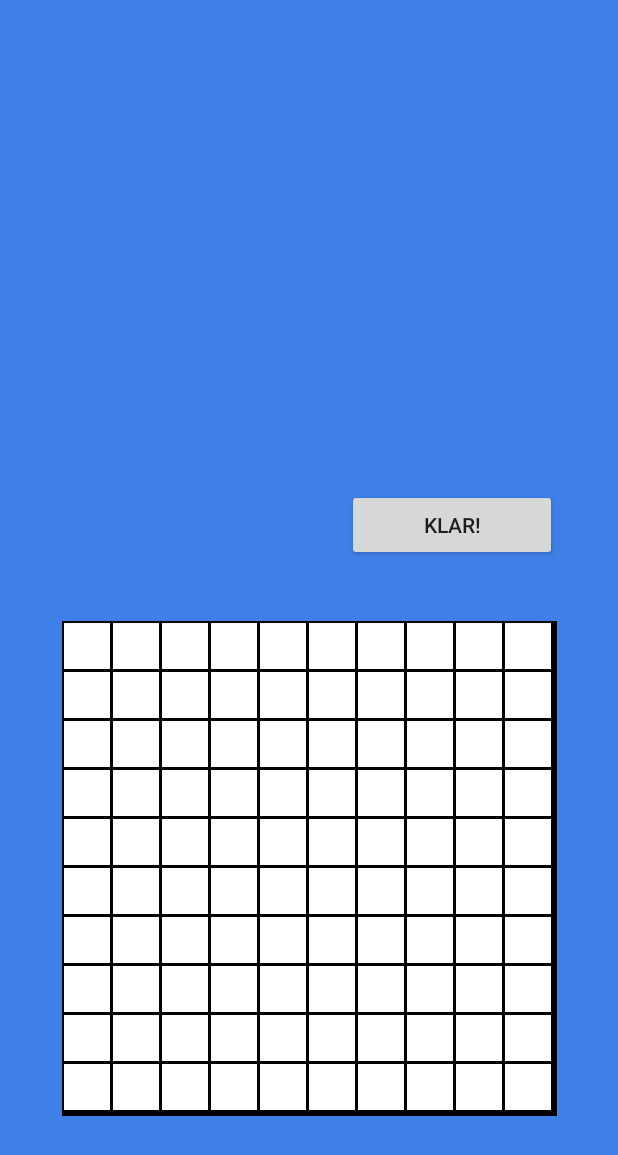
After one commit to FrederikFrost/SlagShots, an Android app: the PrepGameActivity screen opened directly, with no data from a screen before it, on a phone screen of 412 x 824 dp. The commit adds this screen. Shown: the top 1155 px of the screen. Run offline under Robolectric (Android 15) with nearby library versions, the phone set to English and light mode, and no system bars; 1 statement that could not run was skipped.

Commit message:
Påbegyndt prepGameActivity

```diff
--- a/app/src/main/AndroidManifest.xml
+++ b/app/src/main/AndroidManifest.xml
@@ -9,6 +9,10 @@
         android:roundIcon="@mipmap/ic_launcher"
         android:supportsRtl="true"
         android:theme="@style/AppTheme">
+        <activity
+            android:name=".PrepGameActivity"
+            android:label="@string/title_activity_prep_game"
+            android:theme="@style/AppTheme.NoActionBar"></activity>
         <activity
             android:name=".HomeActivity"
             android:label="@string/app_name"
@@ -33,8 +37,7 @@
         <activity
             android:name=".JoinGameActivity"
             android:label="@string/title_activity_join_game"
-
-            android:theme="@style/AppTheme.NoActionBar"></activity>
+            android:theme="@style/AppTheme.NoActionBar" />
     </application>
     <supports-screens
         android:smallScreens="true"
--- a/app/src/main/java/com/example/bruger/slagshots/GameModel.java
+++ b/app/src/main/java/com/example/bruger/slagshots/GameModel.java
@@ -19,10 +19,10 @@ public class GameModel {
         Log.i(TAG, "I made it in the GameModel constructer");
         playerOne = new BoardField[100];
         createBoardField(playerOne);
-        getTestBoard(playerOne);
+        //getTestBoard(playerOne);
         playerTwo = new BoardField[100];
         createBoardField(playerTwo);
-        getTestBoard2(playerTwo);
+        //getTestBoard2(playerTwo);
     }
 
     public int getCount() {
--- a/app/src/main/java/com/example/bruger/slagshots/HomeActivity.java
+++ b/app/src/main/java/com/example/bruger/slagshots/HomeActivity.java
@@ -23,6 +23,7 @@ import android.widget.Button;
 import android.widget.EditText;
 import android.widget.TextView;
 import android.widget.Toast;
+import android.text.InputType;
 
 public class HomeActivity extends AppCompatActivity {
     private SharedPreferences sharedPreferences;
@@ -36,6 +37,7 @@ public class HomeActivity extends AppCompatActivity {
         setSupportActionBar(toolbar);
         sharedPreferences = getSharedPreferences("prefs",MODE_PRIVATE);
         showStartDialog();
+
 
        /* FloatingActionButton fab = (FloatingActionButton) findViewById(R.id.fab);
         fab.setOnClickListener(new View.OnClickListener() {
@@ -74,6 +76,7 @@ public class HomeActivity extends AppCompatActivity {
     private void showStartDialog(){
         final EditText editText = new EditText(HomeActivity.this);
         editText.setSingleLine(true); //kun en linje for navn
+        editText.setRawInputType(InputType.TYPE_TEXT_VARIATION_PERSON_NAME);
         InputFilter[] filters = new InputFilter[1];
         filters[0] = new InputFilter.LengthFilter(11); //maksimal længde på navn er 15 characters
         editText.setFilters(filters);
@@ -127,9 +130,14 @@ public class HomeActivity extends AppCompatActivity {
     }
 
     private void opretSpil(){
-      Intent intent = new Intent(HomeActivity.this,NewGameActivity.class);
+        /*
+        Intent intent = new Intent(HomeActivity.this,NewGameActivity.class);
         intent.putExtra("inputName",inputName);
-      startActivity(intent);
+        startActivity(intent);
+        */
+        Intent prepGameIntent = new Intent(getApplicationContext(), PrepGameActivity.class);
+        prepGameIntent.putExtra("isPlayerOne",true);
+        startActivity(prepGameIntent);
     }
 
     private void joinSpil(){
--- a/app/src/main/java/com/example/bruger/slagshots/NewGameActivity.java
+++ b/app/src/main/java/com/example/bruger/slagshots/NewGameActivity.java
@@ -128,10 +128,12 @@ public class NewGameActivity extends AppCompatActivity {
     public void startSpil() {
         if(PlayerTwoJoined){
             spilStartet = true;
+
             Intent newGameIntent = new Intent(getApplicationContext(), GameActivity.class);
             newGameIntent.putExtra("GameroomName","GameRoom"+mGamePin[0]);
             newGameIntent.putExtra("isPlayerOne",true);
             startActivity(newGameIntent);
+
         } else {
             Toast.makeText(getApplicationContext(),"Mangler en modstander", Toast.LENGTH_SHORT).show();
         }
--- /dev/null
+++ b/app/src/main/java/com/example/bruger/slagshots/PrepGameActivity.java
@@ -0,0 +1,53 @@
+package com.example.bruger.slagshots;
+
+import android.content.Intent;
+import android.os.Bundle;
+import android.support.v7.app.AppCompatActivity;
+import android.view.View;
+import android.widget.AdapterView;
+import android.widget.Button;
+import android.widget.GridView;
+
+public class PrepGameActivity extends AppCompatActivity {
+
+    private GameModel model;
+    private boolean isPlayerOne;
+    private boolean positionSelected;
+
+    @Override
+    protected void onCreate(Bundle savedInstanceState) {
+        super.onCreate(savedInstanceState);
+        setContentView(R.layout.activity_prep_game);
+        model = new GameModel();
+        isPlayerOne = getIntent().getExtras().getBoolean("isPlayerOne",false);
+
+        final GridView gridView = (GridView) findViewById(R.id.gridView3);
+        final PrepGameAdapter adapter = new PrepGameAdapter(this, model);
+        gridView.setAdapter(adapter);
+
+
+        gridView.setOnItemClickListener(new AdapterView.OnItemClickListener() {
+            @Override
+            public void onItemClick(AdapterView<?> parent, View view, int position, long id) {
+                positionSelected = true;
+                adapter.setSelectedPosition(position);
+                adapter.notifyDataSetChanged();
+            }
+        });
+
+
+
+
+
+        Button ready = (Button) findViewById(R.id.readyButton);
+        ready.setOnClickListener(new View.OnClickListener() {
+            @Override
+            public void onClick(View v) {
+                Intent intent = new Intent(getApplicationContext(), GameActivity.class);
+                intent.putExtra("isPlayerOne", isPlayerOne);
+            }
+        });
+
+    }
+
+}
--- /dev/null
+++ b/app/src/main/java/com/example/bruger/slagshots/PrepGameAdapter.java
@@ -0,0 +1,69 @@
+package com.example.bruger.slagshots;
+
+import android.content.Context;
+import android.graphics.Color;
+import android.util.Log;
+import android.view.View;
+import android.view.ViewGroup;
+import android.widget.BaseAdapter;
+
+public class PrepGameAdapter extends BaseAdapter {
+    private Context mContext;
+    private GameModel model;
+    private int selectedPosition = -1;
+
+
+    public PrepGameAdapter(Context c, GameModel model) {
+        mContext = c;
+        this.model = model;
+    }
+
+    @Override
+    public int getCount() {
+        return model.getCount();
+    }
+
+    @Override
+    public Object getItem(int position) {
+        return null;
+    }
+
+    @Override
+    public long getItemId(int position) {
+        return 0;
+    }
+
+    public void setSelectedPosition(int position) {
+        selectedPosition = position;
+    }
+
+    public int getSelectedPosition() {
+        return selectedPosition;
+    }
+
+    @Override
+    public View getView(int position, View convertView, ViewGroup parent) {
+        SquareImageView imageView;
+
+        if (convertView == null) {
+            imageView = new SquareImageView(mContext);
+            //imageView.setPadding(0, 2, 0, 2);
+        } else {
+            imageView = (SquareImageView) convertView;
+        }
+        imageView.setImageResource(mThumbIds[model.getView(position,false)]);
+        if (position == selectedPosition) {
+            Log.i("SKUD","Jeg sætter markerings farven");
+            imageView.setColorFilter(Color.rgb(255,0,255));
+        } else {
+            imageView.setColorFilter(Color.TRANSPARENT);
+        }
+
+        return imageView;
+    }
+
+    public Integer[] mThumbIds = {
+            R.drawable.blank, R.drawable.blankhit,
+            R.drawable.enemyhit, R.drawable.own,
+    };
+}
--- /dev/null
+++ b/app/src/main/res/layout/activity_prep_game.xml
@@ -0,0 +1,11 @@
+<?xml version="1.0" encoding="utf-8"?>
+<android.support.design.widget.CoordinatorLayout xmlns:android="http://schemas.android.com/apk/res/android"
+    xmlns:app="http://schemas.android.com/apk/res-auto"
+    xmlns:tools="http://schemas.android.com/tools"
+    android:layout_width="match_parent"
+    android:layout_height="match_parent"
+    tools:context=".PrepGameActivity">
+
+    <include layout="@layout/content_prep_game" />
+
+</android.support.design.widget.CoordinatorLayout>
--- /dev/null
+++ b/app/src/main/res/layout/content_prep_game.xml
@@ -0,0 +1,48 @@
+<?xml version="1.0" encoding="utf-8"?>
+<android.support.constraint.ConstraintLayout xmlns:android="http://schemas.android.com/apk/res/android"
+    xmlns:app="http://schemas.android.com/apk/res-auto"
+    xmlns:tools="http://schemas.android.com/tools"
+    android:layout_width="match_parent"
+    android:layout_height="match_parent"
+    app:layout_behavior="@string/appbar_scrolling_view_behavior"
+    tools:context=".PrepGameActivity"
+    tools:showIn="@layout/activity_prep_game"
+    android:background="#3e7fe8" >
+
+    <Button
+        android:id="@+id/readyButton"
+        android:layout_width="140dp"
+        android:layout_height="wrap_content"
+        android:layout_marginBottom="4dp"
+        android:text="Klar!"
+        app:layout_constraintBottom_toTopOf="@+id/gridView3"
+        app:layout_constraintEnd_toEndOf="@+id/gridView3"
+        app:layout_constraintHorizontal_bias="1.0"
+        app:layout_constraintStart_toStartOf="@+id/gridView3"
+        app:layout_constraintTop_toTopOf="parent"
+        app:layout_constraintVertical_bias="0.9" />
+
+    <GridView
+        android:id="@+id/gridView3"
+        android:layout_width="330dp"
+        android:layout_height="330dp"
+        android:layout_marginStart="8dp"
+        android:layout_marginTop="8dp"
+        android:layout_marginEnd="8dp"
+        android:layout_marginBottom="8dp"
+        android:background="@android:color/black"
+        android:horizontalSpacing="2dp"
+        android:numColumns="10"
+        android:padding="1dp"
+        android:stretchMode="columnWidth"
+        android:verticalSpacing="2dp"
+        app:layout_constraintBottom_toBottomOf="parent"
+        app:layout_constraintEnd_toEndOf="parent"
+        app:layout_constraintHorizontal_bias="0.5"
+        app:layout_constraintStart_toStartOf="parent"
+        app:layout_constraintTop_toTopOf="parent"
+        app:layout_constraintVertical_bias="0.85">
+
+    </GridView>
+
+</android.support.constraint.ConstraintLayout>
--- a/app/src/main/res/values/strings.xml
+++ b/app/src/main/res/values/strings.xml
@@ -10,9 +10,10 @@
     <string name="title_activity_gamepin2">GAMEPIN</string>
     <string name="title_activity_game">GameActivity</string>
     <string name="title_activity_join_game">JoinGameActivity</string>
-    <string name ="title_activity_find_game">FIND SPIL</string>
-    <string name ="title_activity_username">NAVN:</string>
-    <string name ="title_activity_enter_code">INDTAST KODE&#8230;</string>
-    <string name ="title_activity_change_name">SKIFT NAVN</string>
-    <string name ="title_activity_give_code">(GIV DENNE KODE TIL DIN VEN)</string>
+    <string name="title_activity_find_game">FIND SPIL</string>
+    <string name="title_activity_username">NAVN:</string>
+    <string name="title_activity_enter_code">INDTAST KODE&#8230;</string>
+    <string name="title_activity_change_name">SKIFT NAVN</string>
+    <string name="title_activity_give_code">(GIV DENNE KODE TIL DIN VEN)</string>
+    <string name="title_activity_prep_game">PrepGameActivity</string>
 </resources>
```
